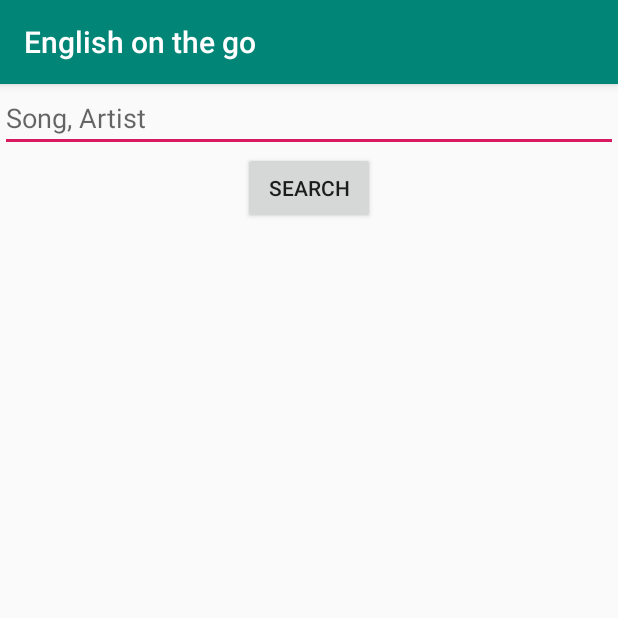
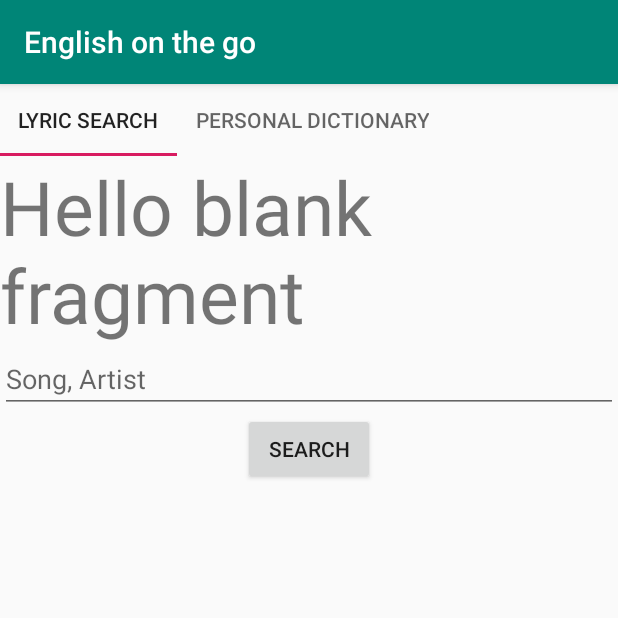
Before and after one commit to moj1987/MyNotebook, an Android app: the screen it shows after launch (MainActivity), on a phone screen of 412 x 824 dp, the top half of it. Run offline under Robolectric (Android 15) with nearby library versions, the phone set to English and light mode, and no system bars.

Commit message:
blank fragments with tab implemented

```diff
--- a/app/build.gradle
+++ b/app/build.gradle
@@ -21,6 +21,10 @@ android {
             minifyEnabled false
             proguardFiles getDefaultProguardFile('proguard-android-optimize.txt'), 'proguard-rules.pro'
         }
+    }
+    compileOptions {
+        sourceCompatibility = 1.8
+        targetCompatibility = 1.8
     }
 }
 dependencies {
@@ -52,3 +56,7 @@ dependencies {
     implementation 'androidx.appcompat:appcompat:+'
     implementation 'com.google.android.material:material:+'
 }
+
+dependencies {
+    implementation 'androidx.legacy:legacy-support-v4:+'
+}
--- a/app/src/main/java/com/example/englishonthego/MainActivity.java
+++ b/app/src/main/java/com/example/englishonthego/MainActivity.java
@@ -5,6 +5,9 @@ import androidx.appcompat.app.AppCompatActivity;
 import androidx.recyclerview.widget.DividerItemDecoration;
 import androidx.recyclerview.widget.LinearLayoutManager;
 import androidx.recyclerview.widget.RecyclerView;
+import androidx.viewpager.widget.ViewPager;
+import androidx.viewpager2.adapter.FragmentStateAdapter;
+import androidx.viewpager2.widget.ViewPager2;
 
 import android.content.Context;
 import android.content.Intent;
@@ -20,7 +23,10 @@ import com.example.englishonthego.networking.RetrofitManager;
 import com.example.englishonthego.networking.SearchFeed;
 import com.example.englishonthego.networking.HappiApi;
 import com.example.englishonthego.networking.Responses;
+import com.example.englishonthego.ui.FragmentCatagoryAdapter;
 import com.example.englishonthego.ui.LyricSearchAdapter;
+import com.google.android.material.tabs.TabLayout;
+import com.google.android.material.tabs.TabLayoutMediator;
 
 import java.util.ArrayList;
 import java.util.List;
@@ -44,13 +50,20 @@ public class MainActivity extends AppCompatActivity implements LyricSearchAdapte
     private List<Responses> responseData = new ArrayList<>();
     private RetrofitManager retrofitManager;
 
+
+    /**
+     * Fragment objects declaration
+     */
+    private ViewPager2 viewPager;
+    private FragmentStateAdapter fragmentStateAdapter;
+    String[] tabsName = {"Lyric search", "Personal dictionary"};
+
     @Override
     protected void onCreate(Bundle savedInstanceState) {
         super.onCreate(savedInstanceState);
         if (savedInstanceState != null) {
             binding.searchText.setText(savedInstanceState.getString(KEY_STATE));
         }
-
         binding = ActivityMainBinding.inflate(getLayoutInflater());
         View view = binding.getRoot();
         setContentView(view);
@@ -59,8 +72,20 @@ public class MainActivity extends AppCompatActivity implements LyricSearchAdapte
         retrofitManager = new RetrofitManager();
         happiApi = retrofitManager.getHappiApi();
 
+        /**
+         * Fragment related instantiation
+         */
+        viewPager = findViewById(R.id.pager);
+        fragmentStateAdapter = new FragmentCatagoryAdapter(this);
+        viewPager.setAdapter(fragmentStateAdapter);
+        TabLayout tabLayout = findViewById(R.id.tab_layout);
+        new TabLayoutMediator(tabLayout, viewPager, (tab, position) ->
+                tab.setText(tabsName[position]))
+                .attach();
+
+
         configureListener();
-        initRecyclerView();
+//        initRecyclerView();
     }
 
     private void initRecyclerView() {
--- /dev/null
+++ b/app/src/main/java/com/example/englishonthego/tabs/DictionaryFragment.java
@@ -0,0 +1,23 @@
+package com.example.englishonthego.tabs;
+
+import android.os.Bundle;
+import android.view.LayoutInflater;
+import android.view.View;
+import android.view.ViewGroup;
+
+import androidx.fragment.app.Fragment;
+
+import com.example.englishonthego.R;
+
+public class DictionaryFragment extends Fragment {
+    public DictionaryFragment() {
+    }
+
+    @Override
+    public View onCreateView(LayoutInflater inflater, ViewGroup container,
+                             Bundle savedInstanceState) {
+        // Inflate the layout for this fragment
+        return inflater.inflate(R.layout.fragment_dictionary, container, false);
+    }
+
+}
--- /dev/null
+++ b/app/src/main/java/com/example/englishonthego/tabs/LyricsFragment.java
@@ -0,0 +1,24 @@
+package com.example.englishonthego.tabs;
+
+import android.os.Bundle;
+
+import androidx.fragment.app.Fragment;
+
+import android.view.LayoutInflater;
+import android.view.View;
+import android.view.ViewGroup;
+
+import com.example.englishonthego.R;
+
+public class LyricsFragment extends Fragment {
+    public LyricsFragment() {
+        // Required empty public constructor
+    }
+
+    @Override
+    public View onCreateView(LayoutInflater inflater, ViewGroup container,
+                             Bundle savedInstanceState) {
+        // Inflate the layout for this fragment
+        return inflater.inflate(R.layout.fragment_lyrics, container, false);
+    }
+}
--- /dev/null
+++ b/app/src/main/java/com/example/englishonthego/ui/FragmentCatagoryAdapter.java
@@ -0,0 +1,34 @@
+package com.example.englishonthego.ui;
+
+import androidx.annotation.NonNull;
+import androidx.fragment.app.Fragment;
+import androidx.fragment.app.FragmentActivity;
+import androidx.viewpager2.adapter.FragmentStateAdapter;
+import com.example.englishonthego.tabs.DictionaryFragment;
+import com.example.englishonthego.tabs.LyricsFragment;
+
+public class FragmentCatagoryAdapter extends FragmentStateAdapter {
+
+    private static final int NUM_FRAGMENTS = 2;
+
+    public FragmentCatagoryAdapter(@NonNull FragmentActivity fragmentActivity) {
+        super(fragmentActivity);
+    }
+
+    @NonNull
+    @Override
+    public Fragment createFragment(int position) {
+        switch (position) {
+            case 0:
+                return new LyricsFragment();
+            case 1:
+                return new DictionaryFragment();
+        }
+        return new LyricsFragment();
+    }
+
+    @Override
+    public int getItemCount() {
+        return NUM_FRAGMENTS;
+    }
+}
--- a/app/src/main/res/layout/activity_main.xml
+++ b/app/src/main/res/layout/activity_main.xml
@@ -1,5 +1,4 @@
 <?xml version="1.0" encoding="utf-8"?>
-
 <LinearLayout xmlns:android="http://schemas.android.com/apk/res/android"
     xmlns:app="http://schemas.android.com/apk/res-auto"
     xmlns:tools="http://schemas.android.com/tools"
@@ -8,6 +7,17 @@
     android:gravity="center_horizontal"
     android:orientation="vertical"
     tools:context=".MainActivity">
+
+    <com.google.android.material.tabs.TabLayout
+        android:id="@+id/tab_layout"
+        android:layout_width="match_parent"
+        android:layout_height="wrap_content"
+        app:tabMode="scrollable" />
+
+    <androidx.viewpager2.widget.ViewPager2
+        android:id="@+id/pager"
+        android:layout_width="match_parent"
+        android:layout_height="wrap_content" />
 
     <EditText
         android:id="@+id/search_text"
@@ -23,16 +33,15 @@
 
     <ProgressBar
         android:id="@+id/indeterminateProgressBar"
-        android:visibility="gone"
         android:layout_width="50dp"
         android:layout_height="45dp"
-        />
+        android:visibility="gone" />
+
     <androidx.recyclerview.widget.RecyclerView
         android:id="@+id/recycler_view"
-        android:scrollbars="vertical"
         android:layout_width="match_parent"
-        android:layout_height="match_parent" />
-
+        android:layout_height="match_parent"
+        android:scrollbars="vertical" />
 
 
 </LinearLayout>
--- /dev/null
+++ b/app/src/main/res/layout/fragment_dictionary.xml
@@ -0,0 +1,8 @@
+<?xml version="1.0" encoding="utf-8"?>
+<androidx.constraintlayout.widget.ConstraintLayout xmlns:android="http://schemas.android.com/apk/res/android"
+    android:layout_width="match_parent" android:layout_height="match_parent">
+<TextView
+    android:layout_width="match_parent"
+    android:layout_height="match_parent"
+    android:text="Dictionary"/>
+</androidx.constraintlayout.widget.ConstraintLayout>
--- /dev/null
+++ b/app/src/main/res/layout/fragment_lyrics.xml
@@ -0,0 +1,15 @@
+<?xml version="1.0" encoding="utf-8"?>
+<FrameLayout xmlns:android="http://schemas.android.com/apk/res/android"
+    xmlns:tools="http://schemas.android.com/tools"
+    android:layout_width="match_parent"
+    android:layout_height="match_parent"
+    tools:context=".tabs.LyricsFragment">
+
+    <!-- TODO: Update blank fragment layout -->
+    <TextView
+        android:layout_width="match_parent"
+        android:layout_height="match_parent"
+        android:textSize="50dp"
+        android:text="@string/hello_blank_fragment" />
+
+</FrameLayout>
--- a/app/src/main/res/values/strings.xml
+++ b/app/src/main/res/values/strings.xml
@@ -91,4 +91,7 @@
         "when a user tries to pick up one of cards.\n\n"
     </string>
     <string name="action_settings">Settings</string>
+
+    <!-- TODO: Remove or change this placeholder text -->
+    <string name="hello_blank_fragment">Hello blank fragment</string>
 </resources>
```
